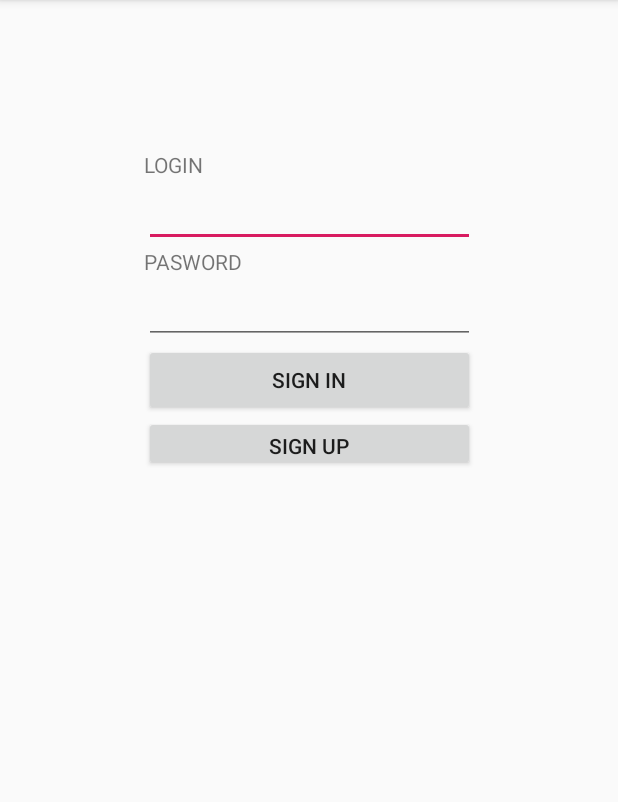
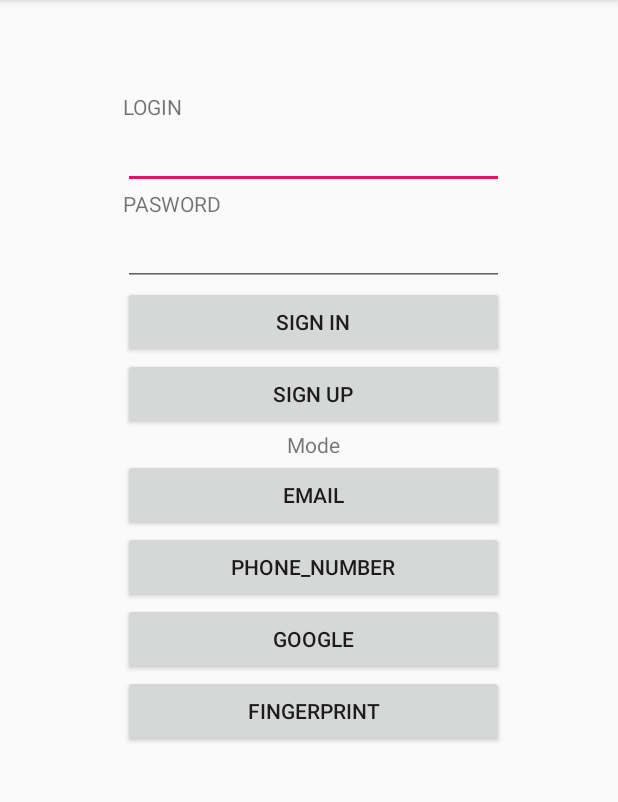
Before and after one commit to FUCTAIIIK0/FirebaseAuth, an Android app: the screen it shows after launch (MainActivity), on a phone screen of 412 x 824 dp, the part 84-886 px from its top. Run offline under Robolectric (Android 15) with nearby library versions, the phone set to English and light mode, and no system bars; our stand-ins replace Firebase (no records; nobody signed in at launch, a user with empty details on screens opened directly).

Commit message:
Email Mode

```diff
--- a/app/src/main/java/com/example/testauth/MainActivity.java
+++ b/app/src/main/java/com/example/testauth/MainActivity.java
@@ -7,6 +7,7 @@ import android.os.Bundle;
 import android.view.View;
 import android.widget.Button;
 import android.widget.EditText;
+import android.widget.TextView;
 import android.widget.Toast;
 
 import com.google.android.gms.tasks.OnCompleteListener;
@@ -20,6 +21,16 @@ public class MainActivity extends AppCompatActivity {
     EditText password;
     Button signIn;
     Button signUp;
+
+    Button email;
+    Button phone;
+    Button google;
+    Button fingerprint;
+    TextView mode;
+
+    enum mode {Email,Phone,Google,Fingerprint};
+    Boolean isModeEmail;
+
 
     private FirebaseAuth mAuth;
     private FirebaseAuth.AuthStateListener mAuthListener;
@@ -36,7 +47,15 @@ public class MainActivity extends AppCompatActivity {
         signIn = findViewById(R.id.buttonSignIn);
         signUp = findViewById(R.id.buttonSignUp);
 
-        mAuthListener =new FirebaseAuth.AuthStateListener() {
+        email = findViewById(R.id.buttonEmail);
+        phone = findViewById(R.id.buttonPhone);
+        google = findViewById(R.id.buttonGoogle);
+        fingerprint = findViewById(R.id.buttonFingerprint);
+        mode = findViewById(R.id.textViewMode);
+
+
+
+        mAuthListener = new FirebaseAuth.AuthStateListener() {
             @Override
             public void onAuthStateChanged(@NonNull FirebaseAuth firebaseAuth) {
                 FirebaseUser user = firebaseAuth.getCurrentUser();
@@ -64,14 +83,32 @@ public class MainActivity extends AppCompatActivity {
             public void onClick(View view) {
                 SignUp(login.getText().toString(),password.getText().toString());
                 //Toast.makeText(getApplicationContext(),"Sign Up Button",Toast.LENGTH_SHORT).show();
+            }
+        });
+        email.setOnClickListener(new View.OnClickListener() {
+            @Override
+            public void onClick(View view) {
+                isModeEmail = true;
+                mode.setText("Email Mode");
 
             }
-
-
         });
 
     }
+
+
+
+
+
+
+
+
+
+
+
+
         public void signIn(String login,String password ){
+        if (isModeEmail){
             mAuth.signInWithEmailAndPassword(login,password).addOnCompleteListener(this, new OnCompleteListener<AuthResult>() {
                 @Override
                 public void onComplete(@NonNull Task<AuthResult> task) {
@@ -81,9 +118,12 @@ public class MainActivity extends AppCompatActivity {
                         Toast.makeText(getApplicationContext(),"Login failed",Toast.LENGTH_SHORT).show();
                     }
                 }
-            });
+            });}else {
+
+                    }
         }
         public void SignUp(String login,String password){
+        if (isModeEmail){
             mAuth.createUserWithEmailAndPassword(login,password).addOnCompleteListener(this, new OnCompleteListener<AuthResult>() {
                 @Override
                 public void onComplete(@NonNull Task<AuthResult> task) {
@@ -96,6 +136,8 @@ public class MainActivity extends AppCompatActivity {
                     }
 
                 }
-            });
+            });}else {
+
+                    }
         }
 }
--- a/app/src/main/res/layout/activity_main.xml
+++ b/app/src/main/res/layout/activity_main.xml
@@ -7,14 +7,14 @@
     tools:context=".MainActivity">
 
     <LinearLayout
-        android:layout_width="221dp"
-        android:layout_height="214dp"
+        android:layout_width="253dp"
+        android:layout_height="597dp"
         android:layout_alignParentStart="true"
         android:layout_alignParentTop="true"
         android:layout_alignParentEnd="true"
-        android:layout_marginStart="96dp"
-        android:layout_marginTop="100dp"
-        android:layout_marginEnd="95dp"
+        android:layout_marginStart="82dp"
+        android:layout_marginTop="61dp"
+        android:layout_marginEnd="76dp"
         android:orientation="vertical">
 
         <TextView
@@ -52,6 +52,38 @@
             android:layout_width="match_parent"
             android:layout_height="wrap_content"
             android:text="sign up" />
+
+        <TextView
+            android:id="@+id/textViewMode"
+            android:layout_width="match_parent"
+            android:layout_height="wrap_content"
+            android:gravity="center"
+            android:text="Mode" />
+
+        <Button
+            android:id="@+id/buttonEmail"
+            android:layout_width="match_parent"
+            android:layout_height="wrap_content"
+            android:text="Email" />
+
+        <Button
+            android:id="@+id/buttonPhone"
+            android:layout_width="match_parent"
+            android:layout_height="wrap_content"
+            android:text="Phone_number" />
+
+        <Button
+            android:id="@+id/buttonGoogle"
+            android:layout_width="match_parent"
+            android:layout_height="wrap_content"
+            android:text="Google" />
+
+        <Button
+            android:id="@+id/buttonFingerprint"
+            android:layout_width="match_parent"
+            android:layout_height="wrap_content"
+            android:text="Fingerprint" />
+
     </LinearLayout>
 
 </RelativeLayout>
```
